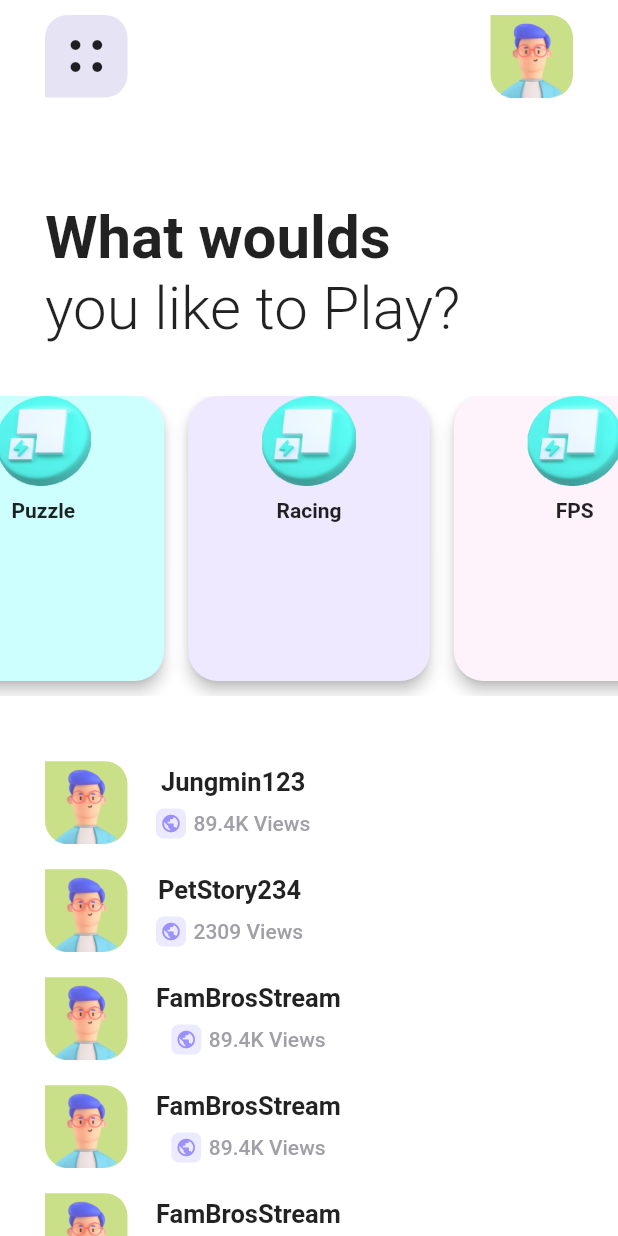
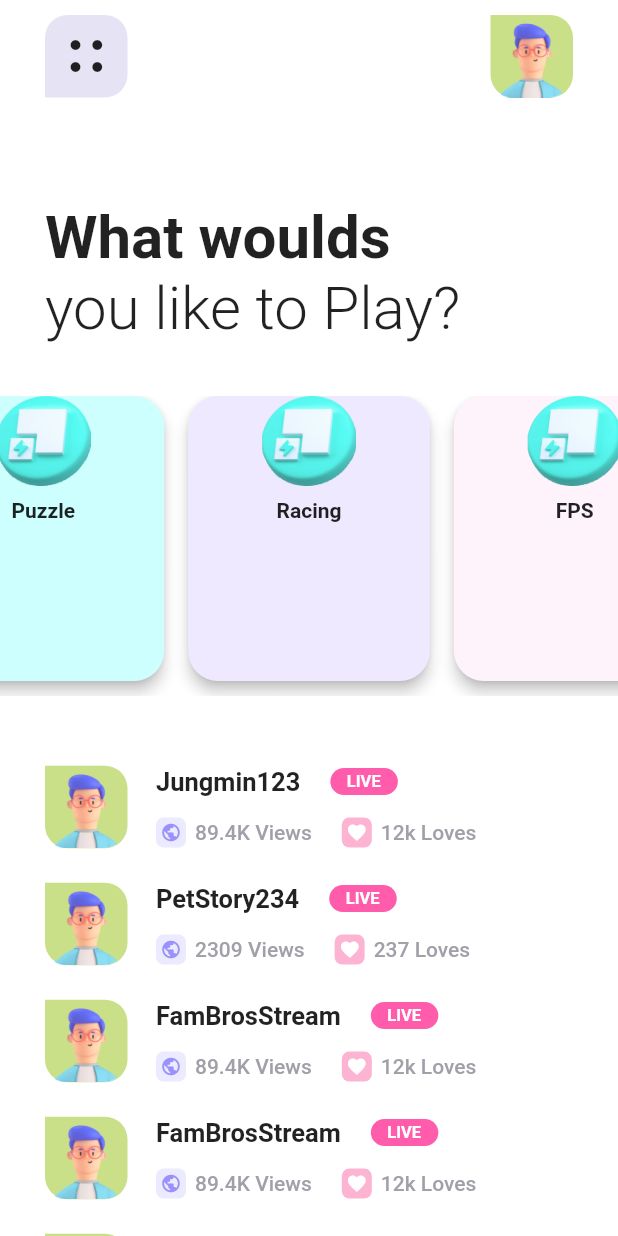
Before and after one commit to hipsterreed/portfolio, a Flutter app: the screen it shows after launch, on a phone screen of 412 x 824 dp. Run offline on Flutter 3.47's test engine with Material 2 defaults, Android fonts, the phone set to English and light mode, and no system bars.

Commit message:
Added ui for live streamer loves count

```diff
--- a/lib/pages/dribbble_implementations/game_streaming_app/game_streaming_app_page.dart
+++ b/lib/pages/dribbble_implementations/game_streaming_app/game_streaming_app_page.dart
@@ -188,18 +188,38 @@ class _GameStreamingAppState extends State<GameStreamingApp> {
           _buildTrailingHeaderButton(55.0),
           Padding(
             padding: const EdgeInsets.fromLTRB(15, 0, 0, 0),
-            child: Column(children: [
+            child: Column(
+              crossAxisAlignment: CrossAxisAlignment.start,
+              children: [
                 Padding(
                   padding: const EdgeInsets.all(4.0),
                   child: Row(
                     children: [
                       Text(liveChannel['name'], style: TextStyle(fontWeight: FontWeight.bold, fontSize: 17.0)),
+                      SizedBox(width: 20.0),
+                      Container(
+                        width: 45.0,
+                        height: 18.0,
+                        decoration: BoxDecoration(
+                          color: const Color(0xffff5cac),
+                          borderRadius: BorderRadius.circular(15),
+                        ),
+                        child: Row(children: [
+                          SizedBox(width: 11),
+                          Text('LIVE',
+                              style: TextStyle(fontSize: 11.0, fontWeight: FontWeight.w600, color: Colors.white)),
+                        ]),
+                      ),
                     ],
                   ),
                 ),
+                SizedBox(height: 6.0),
                 Padding(
                   padding: const EdgeInsets.all(4.0),
                   child: Row(
+                    mainAxisAlignment: MainAxisAlignment.spaceBetween,
+                    children: [
+                      Row(
                         children: [
                           Container(
                             width: 20.0,
@@ -214,17 +234,37 @@ class _GameStreamingAppState extends State<GameStreamingApp> {
                               color: Color(0xff9b91fb),
                             ),
                           ),
-                    SizedBox(
-                      width: 5.0,
-                    ),
+                          SizedBox(width: 6.0),
                           Text(
                             '${liveChannel["viewCount"]} Views',
                             style: TextStyle(color: Color(0xffa19fa8), fontWeight: FontWeight.w500),
                           ),
                         ],
                       ),
+                      SizedBox(width: 20.0),
+                      Row(
+                        children: [
+                          Container(
+                            width: 20.0,
+                            height: 20.0,
+                            decoration: BoxDecoration(
+                              color: const Color(0xfffdb3d2),
+                              borderRadius: BorderRadius.circular(5),
                             ),
-            ]),
+                            child: Icon(Icons.favorite, size: 14.0, color: Colors.white),
+                          ),
+                          SizedBox(width: 6.0),
+                          Text(
+                            '${liveChannel["loves"]} Loves',
+                            style: TextStyle(color: Color(0xffa19fa8), fontWeight: FontWeight.w500),
+                          ),
+                        ],
+                      ),
+                    ],
+                  ),
+                ),
+              ],
+            ),
           )
         ],
       ),
```
Lines whose indentation alone changed are shown as unchanged.
